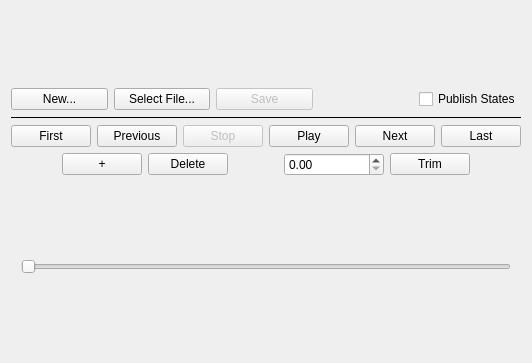
Old version of the form resources/animation_plugin.ui in the repository marvmn/rqt_animation.
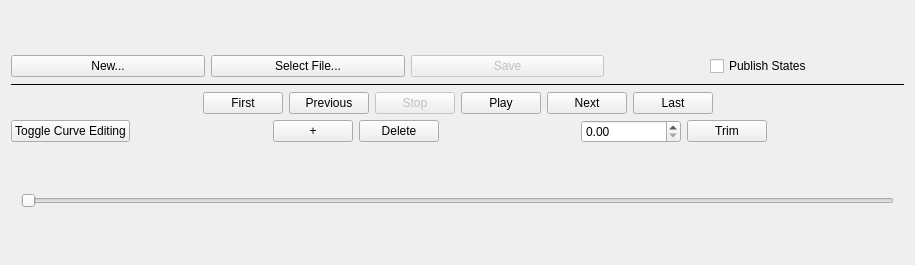
New version of the form.

Commit message: state now gets published continuously, added button for bezier curves

Diff of the .ui file:
```diff
--- a/resources/animation_plugin.ui
+++ b/resources/animation_plugin.ui
@@ -6,8 +6,8 @@
    <rect>
     <x>0</x>
     <y>0</y>
-    <width>520</width>
-    <height>363</height>
+    <width>915</width>
+    <height>265</height>
    </rect>
   </property>
   <property name="windowTitle">
@@ -23,6 +23,9 @@
          <property name="text">
           <string>New...</string>
          </property>
+         <property name="flat">
+          <bool>false</bool>
+         </property>
         </widget>
        </item>
        <item>
@@ -169,6 +172,13 @@
      </item>
      <item>
       <layout class="QHBoxLayout" name="editPanel">
+       <item>
+        <widget class="QPushButton" name="curveButton">
+         <property name="text">
+          <string>Toggle Curve Editing</string>
+         </property>
+        </widget>
+       </item>
        <item>
         <spacer name="horizontalSpacer_5">
          <property name="orientation">
```
The commit also changes 2 other files.
